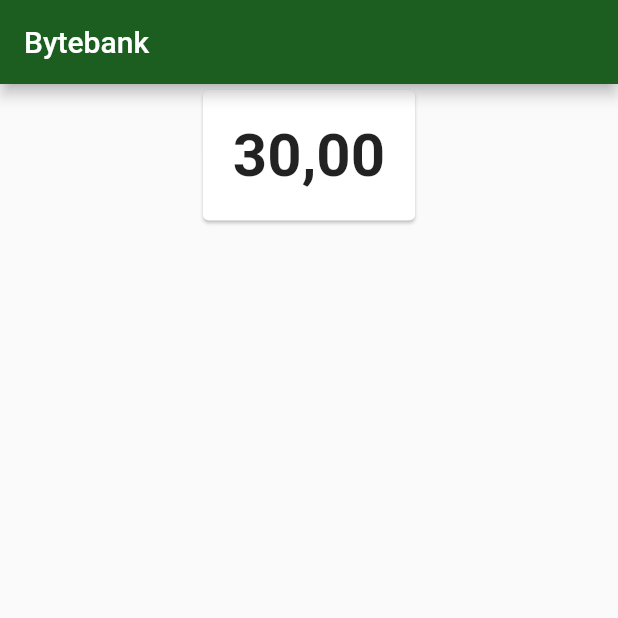
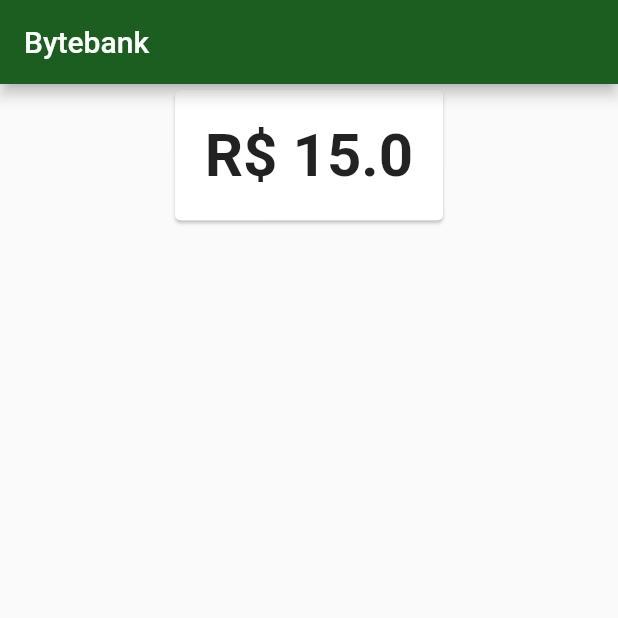
Before and after one commit to nataliecosta0/bytebank-oficial, a Flutter app: the screen it shows after launch, on a phone screen of 412 x 824 dp, the top half of it. Run offline on Flutter 3.47's test engine with Material 2 defaults, Android fonts, the light colour scheme and no system bars; our stand-ins replace firebase_core, firebase_crashlytics, sqflite; missing offline and left inert: http_interceptor; accounts and stored records are empty.

Commit message:
organizing files and creating saldo as a manager

```diff
--- a/lib/main.dart
+++ b/lib/main.dart
@@ -1,5 +1,5 @@
 import 'dart:async';
-import 'package:bytebank_oficial/screens/dashboard_init.dart';
+import 'package:bytebank_oficial/screens/dashboard/dashboard_init.dart';
 import 'package:flutter/material.dart';
 import 'package:firebase_crashlytics/firebase_crashlytics.dart';
 import 'package:firebase_core/firebase_core.dart';
--- /dev/null
+++ b/lib/models/saldo.dart
@@ -0,0 +1,11 @@
+class Saldo {
+  final double valor;
+
+  Saldo(this.valor);
+
+  @override
+  String toString() {
+    return 'R\$ $valor';
+  }
+
+}
--- a/lib/screens/dashboard_init.dart
+++ b/lib/screens/dashboard/dashboard_init.dart
@@ -1,4 +1,5 @@
-import 'package:bytebank_oficial/components/saldo.dart';
+import 'package:bytebank_oficial/models/saldo.dart';
+import 'package:bytebank_oficial/screens/dashboard/saldo.dart';
 import 'package:flutter/material.dart';
 
 class DashboardInit extends StatelessWidget {
@@ -12,7 +13,9 @@ class DashboardInit extends StatelessWidget {
       ),
       body: Align(
         alignment: Alignment.topCenter,
-        child: Saldo(),
+        child: SaldoCard(
+          saldo: Saldo(15.00),
+        ),
       ),
     );
   }
--- a/lib/components/saldo.dart
+++ b/lib/screens/dashboard/saldo.dart
@@ -1,8 +1,13 @@
+import 'package:bytebank_oficial/models/saldo.dart';
 import 'package:flutter/cupertino.dart';
 import 'package:flutter/material.dart';
 
-class Saldo extends StatelessWidget {
-  const Saldo({Key? key}) : super(key: key);
+class SaldoCard extends StatelessWidget {
+  final Saldo saldo;
+  const SaldoCard({
+    Key? key,
+    required this.saldo,
+  }) : super(key: key);
 
   @override
   Widget build(BuildContext context) {
@@ -10,7 +15,7 @@ class Saldo extends StatelessWidget {
       child: Padding(
         padding: EdgeInsets.all(20.0),
         child: Text(
-          "30,00",
+          saldo.toString(),
           textAlign: TextAlign.center,
           style: TextStyle(
             fontSize: 40,
--- a/lib/screens/contacts_list.dart
+++ b/lib/screens/transferencia/contacts_list.dart
@@ -1,7 +1,7 @@
 import 'package:bytebank_oficial/components/progress.dart';
 import 'package:bytebank_oficial/models/contact.dart';
-import 'package:bytebank_oficial/screens/contact_form.dart';
-import 'package:bytebank_oficial/screens/transaction_form.dart';
+import 'package:bytebank_oficial/screens/transferencia/contact_form.dart';
+import 'package:bytebank_oficial/screens/transferencia/transaction_form.dart';
 import 'package:flutter/material.dart';
 import 'package:bytebank_oficial/database/dao/contact_dao.dart';
 
--- a/lib/screens/dashboard.dart
+++ b/lib/screens/transferencia/dashboard.dart
@@ -1,5 +1,5 @@
-import 'package:bytebank_oficial/screens/contacts_list.dart';
-import 'package:bytebank_oficial/screens/transactions_list.dart';
+import 'package:bytebank_oficial/screens/transferencia/contacts_list.dart';
+import 'package:bytebank_oficial/screens/transferencia/transactions_list.dart';
 import 'package:flutter/material.dart';
 
 class Dashboard extends StatelessWidget {
```
Also changed, not shown: lib/screens/transferencia/contact_form.dart (renamed from lib/screens/contact_form.dart), lib/screens/transferencia/transaction_form.dart (renamed from lib/screens/transaction_form.dart), lib/screens/transferencia/transactions_list.dart (renamed from lib/screens/transactions_list.dart).
